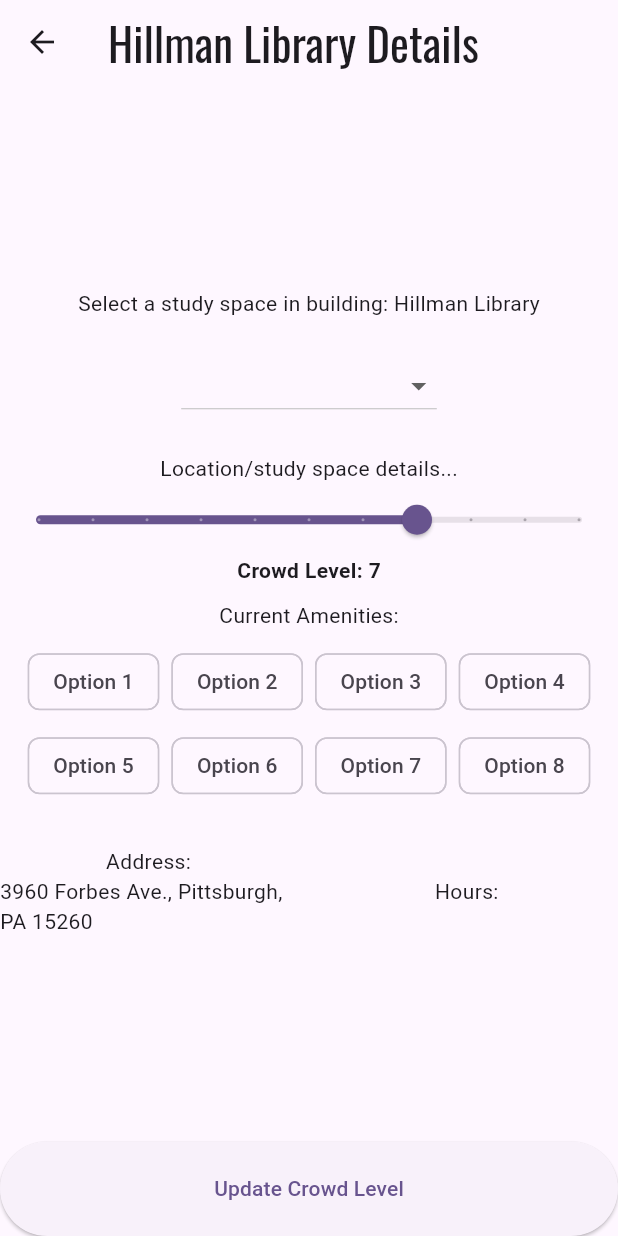
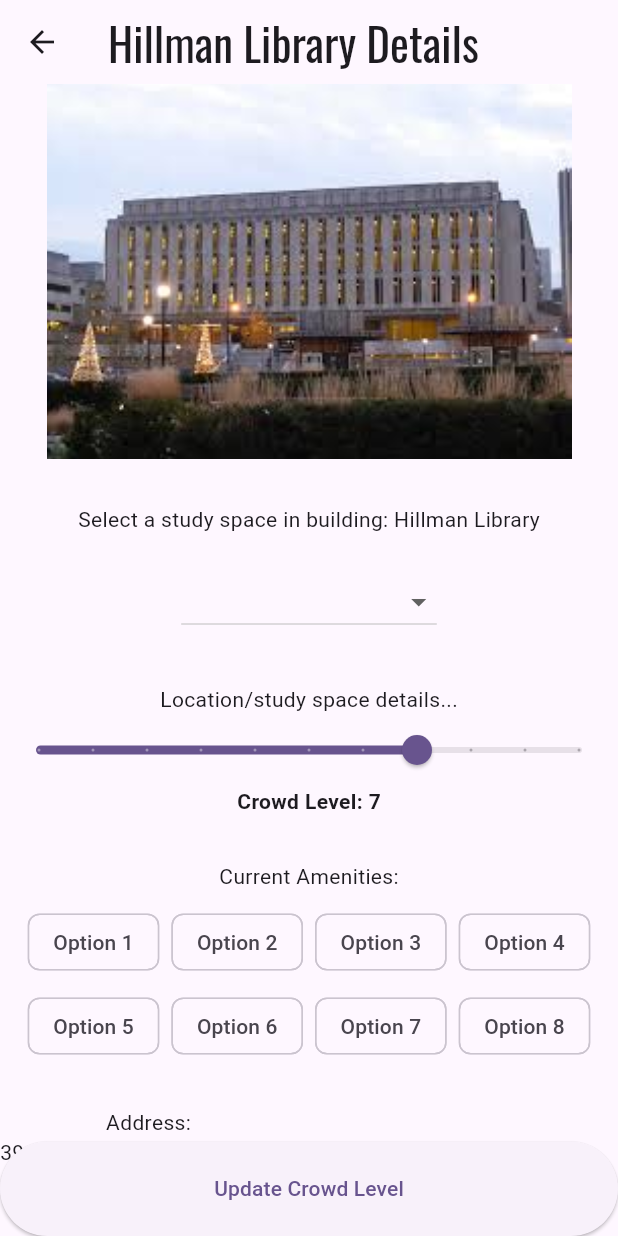
Before and after one commit to e-brent/academic_atlas, a Flutter app: the screen it shows after launch, after a tap on "Hillman Library", on a phone screen of 412 x 824 dp. Run offline on Flutter 3.47's test engine with Material 3 defaults, Android fonts, the phone set to English and light mode, and no system bars; our stand-ins replace flutter_map, google_fonts, latlong2.

Commit message:
grace picture edit

```diff
--- a/lib/view/location_detail_view.dart
+++ b/lib/view/location_detail_view.dart
@@ -53,6 +53,11 @@
         child: Column(
           mainAxisAlignment: MainAxisAlignment.center,
           children: [
+            Image.asset(vm.location!.image,
+              height: 250,
+              width: 350,
+              fit: BoxFit.cover,),
+            SizedBox(height:30),
             Text("Select a study space in building: ${vm.location != null ? vm.location!.name : 'loading...'}"),
             SizedBox(height: 30),
             DropdownButton<String>(
@@ -71,7 +76,7 @@
                   });
                 },
               ),
-            SizedBox(height:30),
+            SizedBox(height:40),
             Column (
                 children: [
                   Text('Location/study space details...'),
@@ -89,7 +94,7 @@
                   Text("Crowd Level: 7",
                     style: TextStyle(fontSize: 14, fontWeight: FontWeight.bold),
                   ),
-                  SizedBox(height: 10),
+                  SizedBox(height: 30),
                   Text("Current Amenities:"),
                   SizedBox(height: 10),
                   CurrAmenitiesList(spaceDetails: vm.studyspaces),
```
